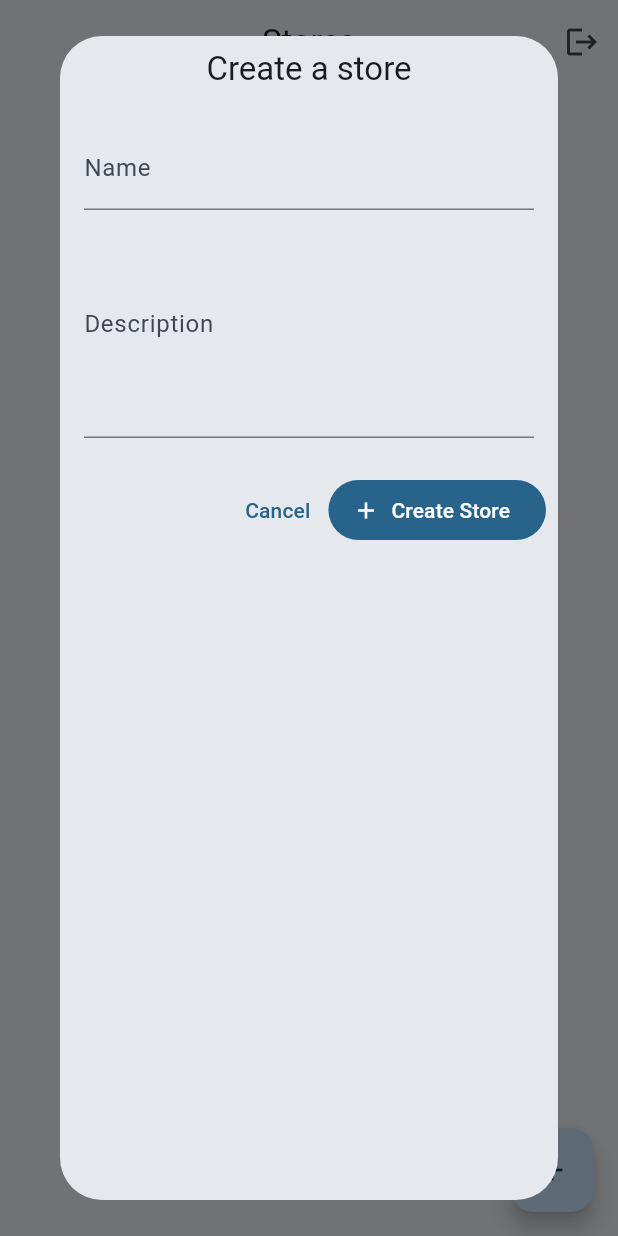
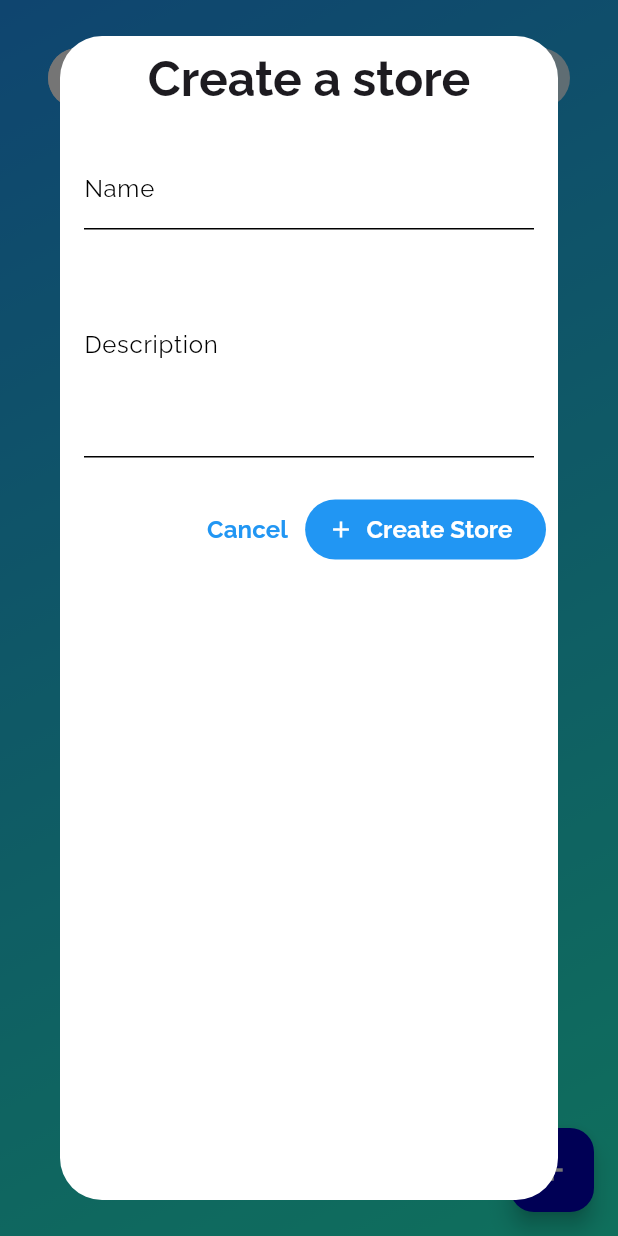
Before and after one commit to absolutionjewelry/manage_admin, a Flutter app: the StoresView screen opened directly, after a tap on the "add" icon, on a phone screen of 412 x 824 dp. Run offline on Flutter 3.47's test engine with Material 3 defaults, Android fonts, the phone set to English and light mode, and no system bars; our stand-ins replace flutter_riverpod, google_fonts, shared_preferences; accounts and stored records are empty.

Commit message:
Added UI Features
Added NavigationCard
Refactored Stores and Store to use NavigationCard

```diff
--- a/lib/app.dart
+++ b/lib/app.dart
@@ -1,5 +1,6 @@
 import 'package:flutter/material.dart';
 import 'package:flutter_riverpod/flutter_riverpod.dart';
+import 'app_theme_data.dart';
 import 'auth/login.dart';
 import 'providers/auth.dart';
 import 'stores/stores.dart';
@@ -12,10 +13,7 @@ class App extends ConsumerWidget {
     return MaterialApp(
       debugShowCheckedModeBanner: false,
       title: 'App',
-      theme: ThemeData(
-        colorScheme: ColorScheme.fromSeed(seedColor: Colors.lightBlue),
-        useMaterial3: true,
-      ),
+      theme: AppThemeData.theme,
       home:
           ref.watch(authProvider) == null
               ? const LoginView()
--- /dev/null
+++ b/lib/app_theme_data.dart
@@ -0,0 +1,59 @@
+import 'package:flutter/material.dart';
+import 'package:google_fonts/google_fonts.dart';
+
+class AppThemeData {
+  static ThemeData get theme => ThemeData(
+    colorScheme: ColorScheme.highContrastLight().copyWith(
+      surface: Colors.white,
+      onSurface: Colors.black,
+      primary: Colors.blue,
+      onPrimary: Colors.white,
+      secondary: const Color.fromARGB(255, 33, 229, 243),
+      onSecondary: Colors.white,
+      tertiary: const Color.fromARGB(255, 33, 243, 61),
+      onTertiary: Colors.white,
+    ),
+    useMaterial3: true,
+    textTheme: GoogleFonts.ralewayTextTheme().copyWith(
+      titleLarge: GoogleFonts.ralewayTextTheme().titleLarge?.copyWith(
+        fontSize: 32,
+        fontWeight: FontWeight.bold,
+      ),
+      titleMedium: GoogleFonts.ralewayTextTheme().titleMedium?.copyWith(
+        fontSize: 24,
+        fontWeight: FontWeight.bold,
+      ),
+      titleSmall: GoogleFonts.ralewayTextTheme().titleSmall?.copyWith(
+        fontSize: 16,
+        fontWeight: FontWeight.bold,
+      ),
+      bodyLarge: GoogleFonts.ralewayTextTheme().bodyLarge?.copyWith(
+        fontSize: 16,
+      ),
+      bodyMedium: GoogleFonts.ralewayTextTheme().bodyMedium?.copyWith(
+        fontSize: 14,
+      ),
+      bodySmall: GoogleFonts.ralewayTextTheme().bodySmall?.copyWith(
+        fontSize: 12,
+      ),
+      labelLarge: GoogleFonts.ralewayTextTheme().labelLarge?.copyWith(
+        fontSize: 16,
+        fontWeight: FontWeight.bold,
+      ),
+      labelMedium: GoogleFonts.ralewayTextTheme().labelMedium?.copyWith(
+        fontSize: 14,
+        fontWeight: FontWeight.bold,
+      ),
+      labelSmall: GoogleFonts.ralewayTextTheme().labelSmall?.copyWith(
+        fontSize: 12,
+        fontWeight: FontWeight.bold,
+      ),
+    ),
+  );
+
+  static ThemeData get light =>
+      ThemeData(colorScheme: ColorScheme.fromSeed(seedColor: Colors.blue));
+
+  static ThemeData get dark =>
+      ThemeData(colorScheme: ColorScheme.fromSeed(seedColor: Colors.blue));
+}
--- a/lib/stores/stores.dart
+++ b/lib/stores/stores.dart
@@ -4,8 +4,11 @@ import '../models/store.dart';
 import '../providers/stores.dart';
 import '../providers/auth.dart';
 import '../app.dart';
+import '../ui/screen_container.dart';
+import '../ui/screen_navigation_bar.dart';
 import 'form.dart';
 import 'store.dart';
+import '../ui/navigation_card.dart';
 
 class StoresView extends ConsumerStatefulWidget {
   const StoresView({super.key});
@@ -15,6 +18,8 @@ class StoresView extends ConsumerStatefulWidget {
 }
 
 class _StoresViewState extends ConsumerState<StoresView> {
+  bool isLoading = false;
+
   @override
   void initState() {
     super.initState();
@@ -22,7 +27,13 @@ class _StoresViewState extends ConsumerState<StoresView> {
   }
 
   Future<void> getStores() async {
+    setState(() {
+      isLoading = true;
+    });
     await ref.read(storesProvider.notifier).getStores();
+    setState(() {
+      isLoading = false;
+    });
   }
 
   @override
@@ -30,37 +41,30 @@ class _StoresViewState extends ConsumerState<StoresView> {
     final stores = ref.watch(storesProvider);
 
     return Scaffold(
-      appBar: AppBar(
-        title: const Text('Stores'),
-        centerTitle: true,
-        actions: [
-          IconButton(
-            onPressed: () async {
-              final navigator = Navigator.of(context);
-              await signOut(ref);
-              navigator.pushReplacement(
-                MaterialPageRoute(builder: (context) => const App()),
-              );
-            },
-            icon: const Icon(Icons.logout),
-          ),
-        ],
-      ),
-      body: stores.when(
+      body: ScreenContainer(
+        navigationBar: ScreenNavigationBar(title: 'Stores'),
+        child:
+            isLoading
+                ? const Center(child: CircularProgressIndicator())
+                : stores.when(
                   data:
                       (data) =>
                           data.isNotEmpty
                               ? GridView.builder(
                                 shrinkWrap: true,
                                 padding: const EdgeInsets.all(16),
-                      gridDelegate: SliverGridDelegateWithFixedCrossAxisCount(
+                                gridDelegate:
+                                    SliverGridDelegateWithFixedCrossAxisCount(
                                       crossAxisCount:
-                            MediaQuery.of(context).size.width ~/ 300,
+                                          MediaQuery.of(context).size.width ~/
+                                          300,
                                     ),
                                 itemCount: data.length,
                                 itemBuilder:
-                          (context, index) =>
-                              StoreCard(key: GlobalKey(), store: data[index]),
+                                    (context, index) => StoreCard(
+                                      key: GlobalKey(),
+                                      store: data[index],
+                                    ),
                               )
                               : Center(
                                 child: FilledButton.icon(
@@ -68,8 +72,9 @@ class _StoresViewState extends ConsumerState<StoresView> {
                                       () => showDialog(
                                         context: context,
                                         builder:
-                                  (context) =>
-                                      CreateStoreDialog(store: Store()),
+                                            (context) => CreateStoreDialog(
+                                              store: Store(),
+                                            ),
                                       ),
                                   icon: Icon(Icons.add),
                                   label: Text('Create a store'),
@@ -91,7 +96,9 @@ class _StoresViewState extends ConsumerState<StoresView> {
                           ),
                         ),
                       ),
-        loading: () => const Center(child: CircularProgressIndicator()),
+                  loading:
+                      () => const Center(child: CircularProgressIndicator()),
+                ),
       ),
       floatingActionButton: FloatingActionButton(
         onPressed:
@@ -213,71 +220,28 @@ class _StoreCardState extends ConsumerState<StoreCard> {
 
   @override
   Widget build(BuildContext context) {
-    return Card(
-      child: Stack(
-        children: [
-          isLoading
-              ? const Center(child: CircularProgressIndicator())
-              : InkWell(
+    return NavigationCard(
+      title: widget.store.storeName ?? '',
+      subtitle: widget.store.storeDescription ?? '',
       onTap:
           () => Navigator.of(context).push(
             MaterialPageRoute(
-                        builder:
-                            (context) => StoreView(storeId: widget.store.id!),
+              builder: (context) => StoreView(storeId: widget.store.id!),
             ),
           ),
-                child: Container(
-                  padding: const EdgeInsets.all(16),
-                  width: double.infinity,
-                  child: Column(
-                    mainAxisAlignment: MainAxisAlignment.center,
-                    children: [
-                      Text(
-                        widget.store.storeName ?? '',
-                        textAlign: TextAlign.center,
+      actions: [
+        NavigationCardAction.icon(
+          icon: Icons.edit,
+          label: 'Edit',
+          onTap: () => edit(context, ref),
         ),
-                      Text(
-                        widget.store.storeDescription ?? '',
-                        textAlign: TextAlign.center,
+        NavigationCardAction.icon(
+          icon: Icons.delete,
+          color: Theme.of(context).colorScheme.error,
+          label: 'Delete',
+          onTap: () => delete(context, ref),
         ),
       ],
-                  ),
-                ),
-              ),
-          Positioned(
-            top: 0,
-            right: 0,
-            child: PopupMenuButton(
-              itemBuilder:
-                  (context) => [
-                    PopupMenuItem(
-                      onTap: () => edit(context, ref),
-                      child: Row(children: [Icon(Icons.edit), Text('Edit')]),
-                    ),
-                    PopupMenuItem(
-                      onTap: () => delete(context, ref),
-                      child: Row(
-                        children: [
-                          Icon(
-                            Icons.delete,
-                            color: Theme.of(context).colorScheme.error,
-                          ),
-                          Text(
-                            'Delete',
-                            style: Theme.of(
-                              context,
-                            ).textTheme.bodyMedium?.copyWith(
-                              color: Theme.of(context).colorScheme.error,
-                            ),
-                          ),
-                        ],
-                      ),
-                    ),
-                  ],
-            ),
-          ),
-        ],
-      ),
     );
   }
 }
--- a/lib/ui/screen_container.dart
+++ b/lib/ui/screen_container.dart
@@ -15,9 +15,13 @@ class ScreenContainer extends StatelessWidget {
         width: MediaQuery.of(context).size.width,
         padding: const EdgeInsets.all(16),
         decoration: BoxDecoration(
-          image: const DecorationImage(
-            image: AssetImage('assets/background.jpg'),
-            fit: BoxFit.cover,
+          gradient: LinearGradient(
+            begin: Alignment.topLeft,
+            end: Alignment.bottomRight,
+            colors: [
+              Theme.of(context).colorScheme.primary,
+              Theme.of(context).colorScheme.tertiary.withBlue(200),
+            ],
           ),
         ),
         child: Column(
--- a/pubspec.yaml
+++ b/pubspec.yaml
@@ -41,6 +41,7 @@ dependencies:
   http: ^1.3.0
   shared_preferences: ^2.5.3
   flutter_staggered_grid_view: ^0.7.0
+  google_fonts: ^6.2.1
 
 dev_dependencies:
   flutter_test:
```
Also changed, not shown: lib/auth/login.dart (+18 -6 lines), lib/auth/register.dart (+17 -6 lines), lib/auth/reset_password.dart (+17 -12 lines), lib/stores/products/products.dart (added, +25 -0 lines), lib/stores/store.dart (+52 -7 lines), lib/ui/navigation_card.dart (added, +143 -0 lines), lib/ui/screen_navigation_bar.dart (+4 -4 lines), pubspec.lock, 1 other file. Lines whose indentation alone changed are shown as unchanged.
